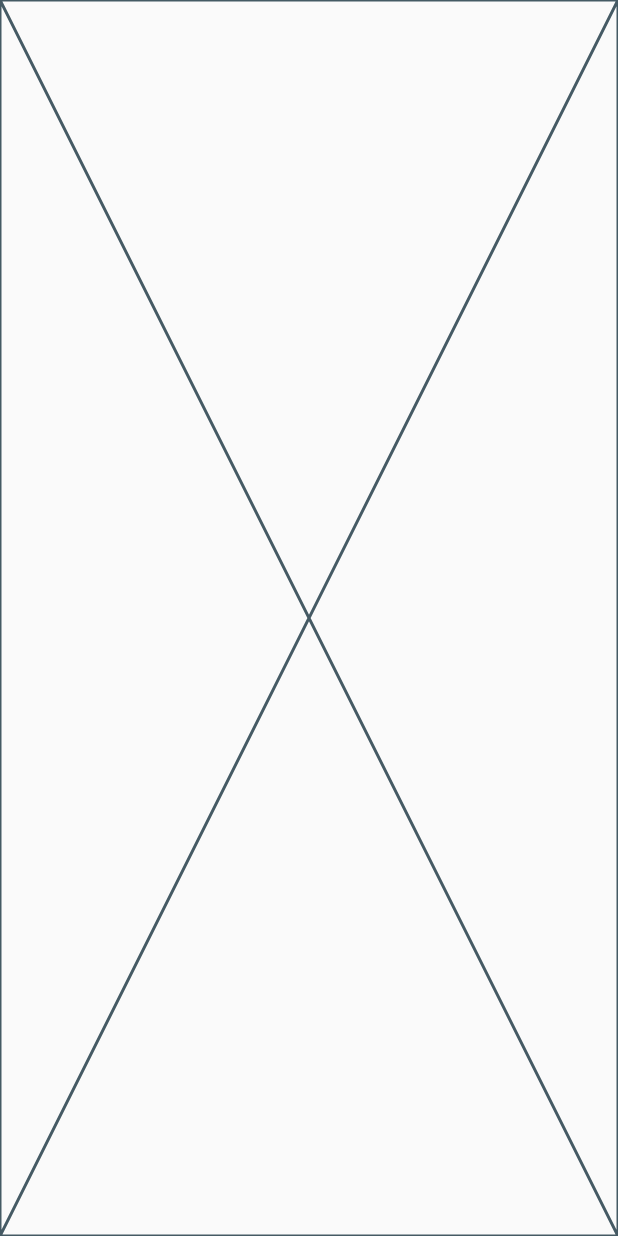
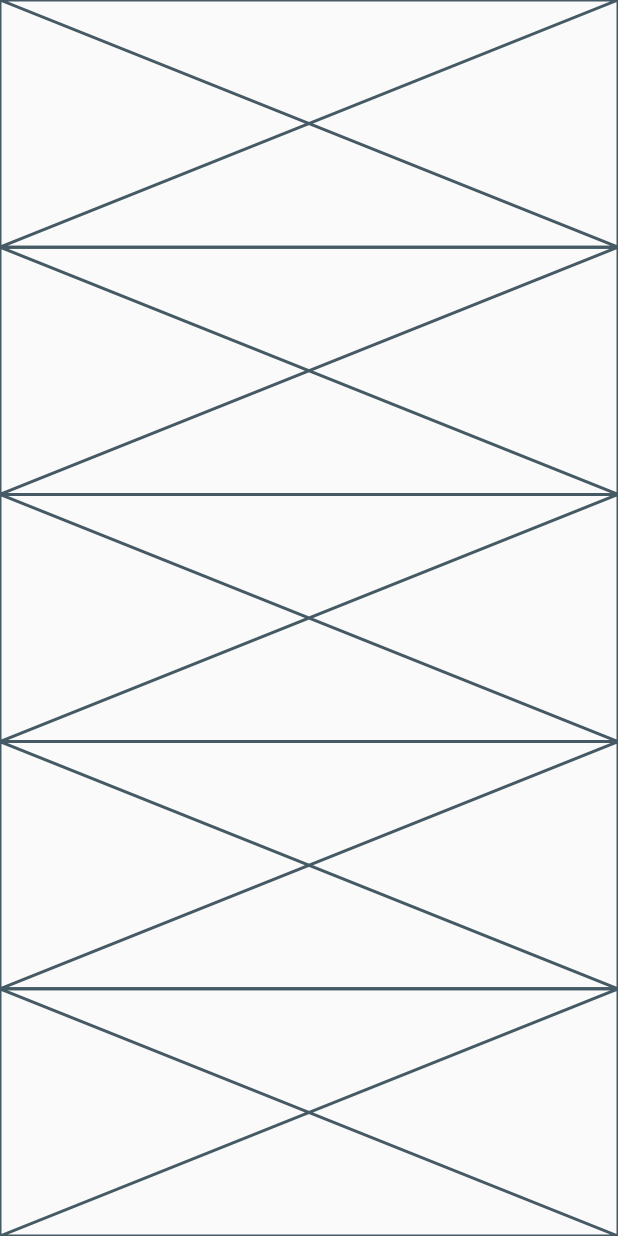
Before and after one commit to JAICHANGPARK/flutter_notebook_8th_story, a Flutter app: the screen it shows after launch, on a phone screen of 412 x 824 dp. Run offline on Flutter 3.47's test engine with Material 2 defaults, Android fonts, the phone set to English and light mode, and no system bars; our stand-ins replace google_fonts.

Commit message:
Update fashion_store_page.dart

```diff
--- a/lib/ep561_fashion_store_app/fashion_store_page.dart
+++ b/lib/ep561_fashion_store_app/fashion_store_page.dart
@@ -20,7 +20,11 @@ class _FashionMainPageState extends State<FashionMainPage> {
     return Scaffold(
       body: Column(
         children: [
-            Expanded(child: Placeholder()),
+          Expanded(child: Placeholder()),
+          Expanded(child: Placeholder()),
+          Expanded(child: Placeholder()),
+          Expanded(child: Placeholder()),
+          Expanded(child: Placeholder()),
         ],
       ),
     );
```
